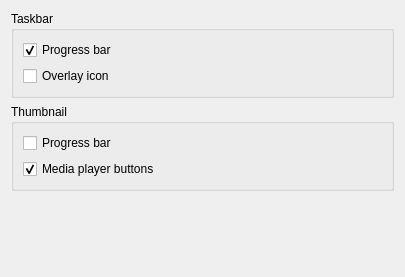
Above: config.ui from MBach/windows-toolbar before the change. Below: the same form after it.
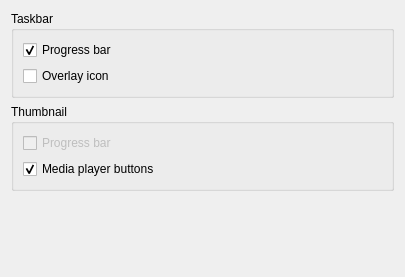
That is the form after the change.

The edit to the form file:
```diff
--- a/config.ui
+++ b/config.ui
@@ -48,6 +48,9 @@
      <layout class="QVBoxLayout" name="verticalLayout_3">
       <item>
        <widget class="QCheckBox" name="progressBarThumbnail">
+        <property name="enabled">
+         <bool>false</bool>
+        </property>
         <property name="text">
          <string>Progress bar</string>
         </property>
```
